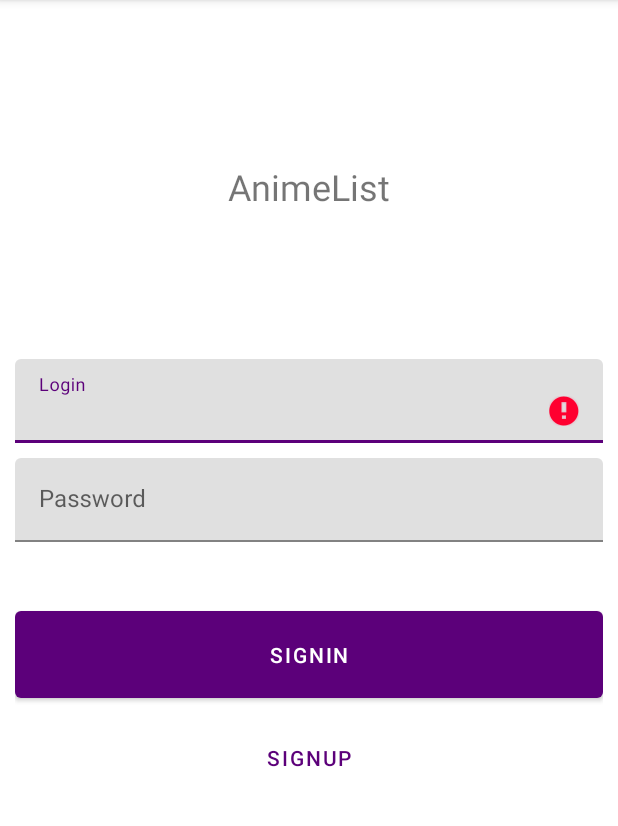
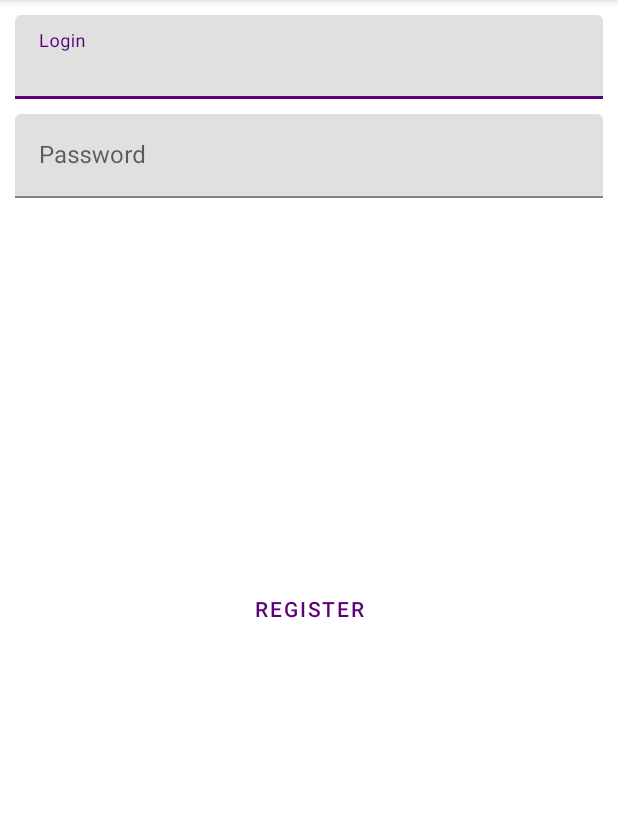
Before and after one commit to Clem10101998/Android4A, an Android app: the screen it shows after launch (MainActivity before the commit, RegisterActivity after it), after a tap on "SIGNUP", on a phone screen of 412 x 824 dp, the part 84-910 px from its top. Run offline under Robolectric (Android 15) with nearby library versions, the phone set to English and light mode, and no system bars; our stand-ins replace Room's generated code; 1 other tap on this screen came first.

```diff
--- a/app/build.gradle
+++ b/app/build.gradle
@@ -61,7 +61,4 @@ dependencies {
     implementation "androidx.recyclerview:recyclerview:1.1.0"
     implementation 'com.squareup.retrofit2:retrofit:2.6.0'
     implementation 'com.squareup.retrofit2:converter-gson:2.6.0'
-
-
-
 }
--- a/app/src/main/AndroidManifest.xml
+++ b/app/src/main/AndroidManifest.xml
@@ -2,7 +2,7 @@
 <manifest xmlns:android="http://schemas.android.com/apk/res/android"
     package="com.github.clem10101998.androidkotlin4a">
 
-    <uses-permission android:name="android.permissions.INTERNET" />
+    <uses-permission android:name="android.permission.INTERNET" />
 
     <application
         android:name=".injection.EsieaApplication"
@@ -12,7 +12,8 @@
         android:roundIcon="@mipmap/ic_launcher_round"
         android:supportsRtl="true"
         android:theme="@style/AppTheme">
-        <activity android:name=".presentation.main.DataActivity"></activity>
+        <activity android:name=".presentation.main.RegisterActivity"></activity>
+        <activity android:name=".presentation.main.DataActivity" />
         <activity android:name=".presentation.main.MainActivity">
             <intent-filter>
                 <action android:name="android.intent.action.MAIN" />
--- a/app/src/main/java/com/github/clem10101998/androidkotlin4a/data/local/AppDatabase.kt
+++ b/app/src/main/java/com/github/clem10101998/androidkotlin4a/data/local/AppDatabase.kt
@@ -4,9 +4,8 @@ import androidx.room.Database
 import androidx.room.RoomDatabase
 import com.github.clem10101998.androidkotlin4a.data.local.models.UserLocal
 
-@Database(entities = arrayOf(
-    UserLocal::class
-), version = 1)
+
+@Database(entities = [UserLocal::class], version = 1)
 abstract class AppDatabase : RoomDatabase() {
     abstract fun databaseDao(): DatabaseDao
 }
--- a/app/src/main/java/com/github/clem10101998/androidkotlin4a/data/local/models/UserLocal.kt
+++ b/app/src/main/java/com/github/clem10101998/androidkotlin4a/data/local/models/UserLocal.kt
@@ -5,9 +5,10 @@ import androidx.room.Entity
 import androidx.room.PrimaryKey
 import com.github.clem10101998.androidkotlin4a.domain.entity.User
 
-@Entity
+@Entity(tableName = "userlocal")
 data class UserLocal(
     @ColumnInfo(name = "email") val email: String
+
 ){
     @PrimaryKey(autoGenerate = true) var uid: Int? = null
 }
--- /dev/null
+++ b/app/src/main/java/com/github/clem10101998/androidkotlin4a/presentation/main/Donnees.kt
@@ -0,0 +1,6 @@
+package com.github.clem10101998.androidkotlin4a.presentation.main
+
+data class Donnees(
+    val title: String,
+    val producer: String
+)
--- a/app/src/main/java/com/github/clem10101998/androidkotlin4a/presentation/main/MainActivity.kt
+++ b/app/src/main/java/com/github/clem10101998/androidkotlin4a/presentation/main/MainActivity.kt
@@ -39,18 +39,19 @@ class MainActivity : AppCompatActivity() {
         })*/
         login_button.setOnClickListener{
             mainViewModel.onClickedLogin(login_edit.text.toString().trim(), password_edit.text.toString())
-            if (login_edit.text.toString().trim().isEmpty()){
+           /* if (login_edit.text.toString().trim().isEmpty()){
                 login_edit.error = "Email required"
                 Toast.makeText(applicationContext, "Please enter your email", Toast.LENGTH_SHORT).show()
             }else if(password_edit.text.toString().trim().isEmpty()){
                 password_edit.error = "Password required"
                 Toast.makeText(applicationContext, "Please enter your password", Toast.LENGTH_SHORT).show()
-            }
+            }*/
             val intent = Intent(this, DataActivity::class.java)
             startActivity(intent)
         }
         create_account_button.setOnClickListener{
-
+            val intent = Intent(this, RegisterActivity::class.java)
+            startActivity(intent)
         }
     }
 }
--- /dev/null
+++ b/app/src/main/java/com/github/clem10101998/androidkotlin4a/presentation/main/RegisterActivity.kt
@@ -0,0 +1,12 @@
+package com.github.clem10101998.androidkotlin4a.presentation.main
+
+import androidx.appcompat.app.AppCompatActivity
+import android.os.Bundle
+import com.github.clem10101998.androidkotlin4a.R
+
+class RegisterActivity : AppCompatActivity() {
+    override fun onCreate(savedInstanceState: Bundle?) {
+        super.onCreate(savedInstanceState)
+        setContentView(R.layout.activity_register)
+    }
+}
--- /dev/null
+++ b/app/src/main/res/layout/activity_register.xml
@@ -0,0 +1,66 @@
+<?xml version="1.0" encoding="utf-8"?>
+<androidx.constraintlayout.widget.ConstraintLayout xmlns:android="http://schemas.android.com/apk/res/android"
+    xmlns:app="http://schemas.android.com/apk/res-auto"
+    xmlns:tools="http://schemas.android.com/tools"
+    android:layout_width="match_parent"
+    android:layout_height="match_parent"
+    android:padding="@dimen/normal_spacing"
+    tools:context=".presentation.main.MainActivity">
+
+    <com.google.android.material.textfield.TextInputLayout
+        android:id="@+id/login_input_layout"
+        android:layout_width="match_parent"
+        android:layout_height="wrap_content"
+        android:hint="Login"
+        app:layout_constraintVertical_chainStyle="packed"
+        app:layout_constraintTop_toTopOf="parent"
+        app:layout_constraintStart_toStartOf="parent"
+        app:layout_constraintEnd_toEndOf="parent"
+        app:layout_constraintBottom_toTopOf="@+id/password_input_layout">
+
+        <com.google.android.material.textfield.TextInputEditText
+            android:id="@+id/login_edit"
+            android:layout_width="match_parent"
+            android:layout_height="wrap_content"
+            android:inputType="text"
+            />
+        <!--type input for login-->
+
+    </com.google.android.material.textfield.TextInputLayout>
+
+    <com.google.android.material.textfield.TextInputLayout
+        android:id="@+id/password_input_layout"
+        android:layout_width="match_parent"
+        android:layout_height="wrap_content"
+        android:hint="Password"
+        android:layout_marginTop="@dimen/normal_spacing"
+        app:layout_constraintTop_toBottomOf="@+id/login_input_layout"
+        app:layout_constraintStart_toStartOf="parent"
+        app:layout_constraintEnd_toEndOf="parent"
+        app:layout_constraintBottom_toTopOf="@+id/login_button">
+
+        <com.google.android.material.textfield.TextInputEditText
+            android:id="@+id/password_edit"
+            android:layout_width="match_parent"
+            android:layout_height="wrap_content"
+            android:inputType="textPassword"
+            />
+
+    </com.google.android.material.textfield.TextInputLayout>
+
+    <com.google.android.material.button.MaterialButton
+        android:id="@+id/create_account_button"
+        style="@style/Widget.MaterialComponents.Button.TextButton"
+        android:layout_width="match_parent"
+        android:layout_height="wrap_content"
+        android:layout_marginTop="@dimen/normal_spacing"
+        android:layout_marginBottom="328dp"
+        android:text="REGISTER"
+        app:layout_constraintBottom_toBottomOf="parent"
+        app:layout_constraintHorizontal_bias="0.526"
+        app:layout_constraintLeft_toLeftOf="parent"
+        app:layout_constraintRight_toRightOf="parent"
+        app:layout_constraintTop_toBottomOf="@+id/login_button" />
+
+
+</androidx.constraintlayout.widget.ConstraintLayout>
```
Also changed, not shown: app/src/main/java/com/github/clem10101998/androidkotlin4a/presentation/main/Api.kt (added, +10 -0 lines), app/src/main/java/com/github/clem10101998/androidkotlin4a/presentation/main/DataActivity.kt (+40 -9 lines), app/src/main/java/com/github/clem10101998/androidkotlin4a/presentation/main/ListAdapter.kt (+7 -5 lines).
